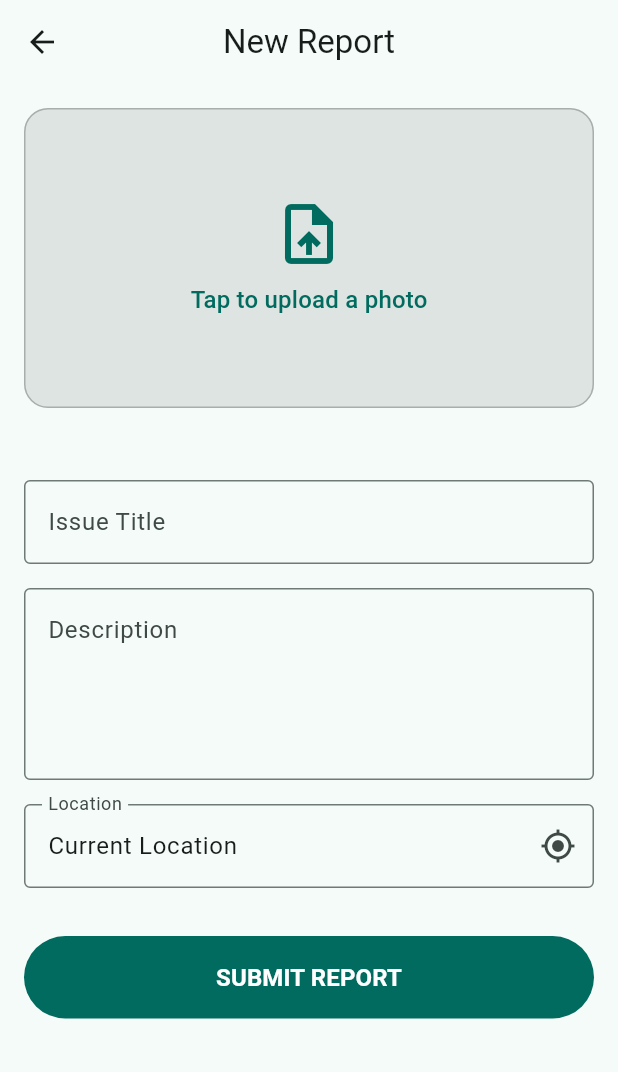
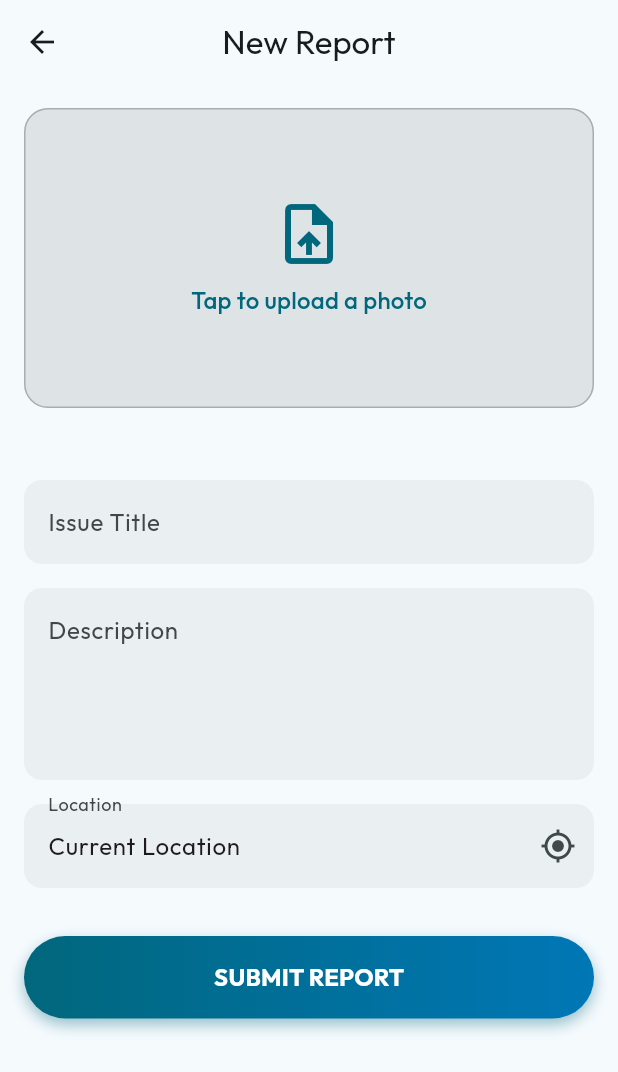
Before and after one commit to KeerthiVasan-ai/google-io-vibe-code-app, a Flutter app: the screen it shows after launch, after a tap on "Report Issue", on a phone screen of 412 x 824 dp. Shown: the top 1072 px of the screen. Run offline on Flutter 3.47's test engine with Material 3 defaults, Android fonts, the phone set to English and light mode, and no system bars; our stand-ins replace google_fonts.

Commit message:
Update UI to be more premium with Google Fonts and gradients

```diff
--- a/lib/main.dart
+++ b/lib/main.dart
@@ -1,4 +1,5 @@
 import 'package:flutter/material.dart';
+import 'package:google_fonts/google_fonts.dart';
 import 'screens/home_screen.dart';
 
 void main() {
@@ -15,9 +16,10 @@ class CivicResponseTrackerApp extends StatelessWidget {
       debugShowCheckedModeBanner: false,
       theme: ThemeData(
         colorScheme: ColorScheme.fromSeed(
-          seedColor: const Color(0xFF006B5E), // Teal/Emerald base
+          seedColor: const Color(0xFF00B4D8), // Cyan/Blue gradient base
           brightness: Brightness.light,
         ),
+        textTheme: GoogleFonts.outfitTextTheme(),
         useMaterial3: true,
         appBarTheme: const AppBarTheme(
           centerTitle: true,
@@ -30,9 +32,10 @@ class CivicResponseTrackerApp extends StatelessWidget {
       ),
       darkTheme: ThemeData(
         colorScheme: ColorScheme.fromSeed(
-          seedColor: const Color(0xFF006B5E),
+          seedColor: const Color(0xFF00B4D8),
           brightness: Brightness.dark,
         ),
+        textTheme: GoogleFonts.outfitTextTheme(ThemeData.dark().textTheme),
         useMaterial3: true,
       ),
       themeMode: ThemeMode.system,
--- a/lib/screens/home_screen.dart
+++ b/lib/screens/home_screen.dart
@@ -46,10 +46,20 @@ class _HomeScreenState extends State<HomeScreen> {
   Widget build(BuildContext context) {
     return Scaffold(
       appBar: AppBar(
-        title: const Text('Local Issues', style: TextStyle(fontWeight: FontWeight.bold)),
+        title: const Text('Local Issues', style: TextStyle(fontWeight: FontWeight.bold, color: Colors.white)),
+        flexibleSpace: Container(
+          decoration: BoxDecoration(
+            gradient: LinearGradient(
+              colors: [Theme.of(context).colorScheme.primary, const Color(0xFF0077B6)],
+              begin: Alignment.topLeft,
+              end: Alignment.bottomRight,
+            ),
+          ),
+        ),
+        iconTheme: const IconThemeData(color: Colors.white),
         actions: [
           IconButton(
-            icon: const Icon(Icons.filter_list),
+            icon: const Icon(Icons.filter_list, color: Colors.white),
             onPressed: () {
               // Add filter functionality
             },
--- a/lib/screens/report_issue_screen.dart
+++ b/lib/screens/report_issue_screen.dart
@@ -191,10 +191,12 @@ class _ReportIssueScreenState extends State<ReportIssueScreen> {
 
             TextFormField(
               controller: _titleController,
-              decoration: const InputDecoration(
+              decoration: InputDecoration(
                 labelText: 'Issue Title',
                 hintText: 'e.g., Deep pothole on 5th Ave',
-                border: OutlineInputBorder(),
+                border: OutlineInputBorder(borderRadius: BorderRadius.circular(12), borderSide: BorderSide.none),
+                filled: true,
+                fillColor: Theme.of(context).colorScheme.surfaceContainerHighest.withValues(alpha: 0.5),
               ),
               validator: (value) {
                 if (value == null || value.isEmpty) {
@@ -207,10 +209,12 @@ class _ReportIssueScreenState extends State<ReportIssueScreen> {
 
             TextFormField(
               controller: _descController,
-              decoration: const InputDecoration(
+              decoration: InputDecoration(
                 labelText: 'Description',
                 hintText: 'Describe the issue in detail...',
-                border: OutlineInputBorder(),
+                border: OutlineInputBorder(borderRadius: BorderRadius.circular(12), borderSide: BorderSide.none),
+                filled: true,
+                fillColor: Theme.of(context).colorScheme.surfaceContainerHighest.withValues(alpha: 0.5),
                 alignLabelWithHint: true,
               ),
               maxLines: 4,
@@ -227,7 +231,9 @@ class _ReportIssueScreenState extends State<ReportIssueScreen> {
               controller: _locationController,
               decoration: InputDecoration(
                 labelText: 'Location',
-                border: const OutlineInputBorder(),
+                border: OutlineInputBorder(borderRadius: BorderRadius.circular(12), borderSide: BorderSide.none),
+                filled: true,
+                fillColor: Theme.of(context).colorScheme.surfaceContainerHighest.withValues(alpha: 0.5),
                 suffixIcon: IconButton(
                   icon: const Icon(Icons.my_location),
                   onPressed: () {
@@ -240,12 +246,30 @@ class _ReportIssueScreenState extends State<ReportIssueScreen> {
             ),
             const SizedBox(height: 32),
 
-            FilledButton(
-              onPressed: _submitReport,
-              style: FilledButton.styleFrom(
-                padding: const EdgeInsets.symmetric(vertical: 16),
+            Container(
+              decoration: BoxDecoration(
+                gradient: LinearGradient(
+                  colors: [Theme.of(context).colorScheme.primary, const Color(0xFF0077B6)],
+                ),
+                borderRadius: BorderRadius.circular(30),
+                boxShadow: [
+                  BoxShadow(
+                    color: Theme.of(context).colorScheme.primary.withValues(alpha: 0.4),
+                    blurRadius: 8,
+                    offset: const Offset(0, 4),
+                  )
+                ]
               ),
-              child: const Text('SUBMIT REPORT', style: TextStyle(fontSize: 16, fontWeight: FontWeight.bold)),
+              child: ElevatedButton(
+                onPressed: _submitReport,
+                style: ElevatedButton.styleFrom(
+                  backgroundColor: Colors.transparent,
+                  shadowColor: Colors.transparent,
+                  padding: const EdgeInsets.symmetric(vertical: 16),
+                  shape: RoundedRectangleBorder(borderRadius: BorderRadius.circular(30)),
+                ),
+                child: const Text('SUBMIT REPORT', style: TextStyle(fontSize: 16, fontWeight: FontWeight.bold, color: Colors.white)),
+              ),
             ),
           ],
         ),
--- a/lib/widgets/issue_card.dart
+++ b/lib/widgets/issue_card.dart
@@ -10,6 +10,12 @@ class IssueCard extends StatelessWidget {
   Widget build(BuildContext context) {
     return Card(
       margin: const EdgeInsets.symmetric(horizontal: 16, vertical: 8),
+      elevation: 0,
+      color: Theme.of(context).colorScheme.surface,
+      shape: RoundedRectangleBorder(
+        borderRadius: BorderRadius.circular(20),
+        side: BorderSide(color: Colors.grey.withValues(alpha: 0.2)),
+      ),
       child: Padding(
         padding: const EdgeInsets.all(16.0),
         child: Column(
--- a/pubspec.yaml
+++ b/pubspec.yaml
@@ -34,6 +34,7 @@ dependencies:
   # The following adds the Cupertino Icons font to your application.
   # Use with the CupertinoIcons class for iOS style icons.
   cupertino_icons: ^1.0.8
+  google_fonts: ^8.1.0
 
 dev_dependencies:
   flutter_test:
```
Also changed, not shown: pubspec.lock, 1 other file.
